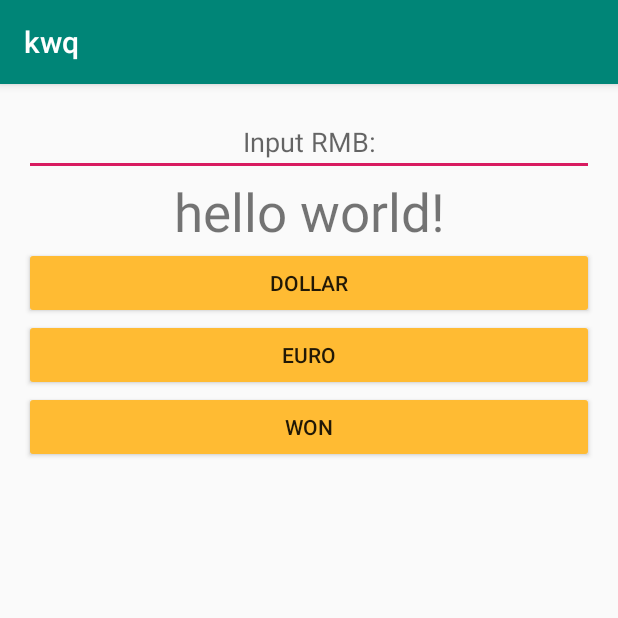
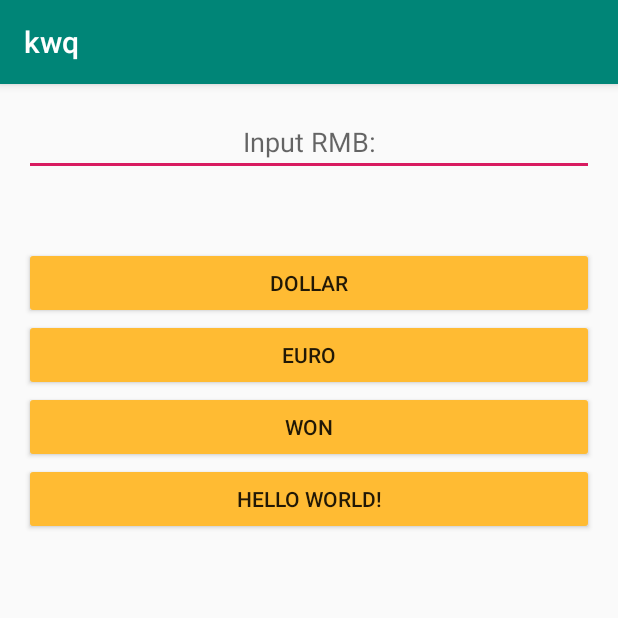
Before and after one commit to kouwq/kwq, an Android app: the screen it shows after launch (RateActivity), on a phone screen of 412 x 824 dp, the top half of it. Run offline under Robolectric (Android 15) with nearby library versions, the phone set to English and light mode, and no system bars.

Commit message:
4/5 open one activity

```diff
--- a/app/src/main/java/com/demo/hello/kwq/RateActivity.java
+++ b/app/src/main/java/com/demo/hello/kwq/RateActivity.java
@@ -1,7 +1,10 @@
 package com.demo.hello.kwq;
 
+import android.content.Intent;
+import android.net.Uri;
+import android.os.Bundle;
 import android.support.v7.app.AppCompatActivity;
-import android.os.Bundle;
+import android.util.Log;
 import android.view.View;
 import android.widget.EditText;
 import android.widget.TextView;
@@ -45,4 +48,14 @@ public class RateActivity extends AppCompatActivity {
         show.setText(String.valueOf(df.format(val)));
 //        show.setText("" + val);
     }
+
+    public void openOne(View v){
+        //打开一个Activity
+        Log.i("open","Open One page:");
+        Intent hello=new Intent(this,SecActivity.class);
+        Intent web = new Intent(Intent.ACTION_VIEW, Uri.parse("https://www.baidu.com/"));
+        Intent call = new Intent(Intent.ACTION_DIAL,Uri.parse("tel:13550585364"));
+        startActivity(call);
+    }
+
 }
--- a/app/src/main/res/layout/activity_rate.xml
+++ b/app/src/main/res/layout/activity_rate.xml
@@ -25,7 +25,7 @@
         android:layout_width="match_parent"
         android:layout_height="wrap_content"
         android:gravity="center"
-        android:text="@string/str1"
+        android:text=""
         android:textSize="35sp" />
 
     <Button
@@ -48,4 +48,11 @@
         android:layout_height="wrap_content"
         android:onClick="onClick"
         android:text="@string/btn_won_label" />
+
+    <Button
+        android:id="@+id/btn_open"
+        android:layout_width="match_parent"
+        android:layout_height="wrap_content"
+        android:onClick="openOne"
+        android:text="@string/str1" />
 </LinearLayout>
--- a/app/src/main/res/values/strings.xml
+++ b/app/src/main/res/values/strings.xml
@@ -4,9 +4,9 @@
     <string name="text_view">Result</string>
     <string name="btn_label">turn to F</string>
     <string name="txt_hint">Please input temp:(only number)</string>
-    <string name="btn_dollar_label" translatable="false">Dollar</string>
-    <string name="btn_euro_label" translatable="false">Euro</string>
-    <string name="btn_won_label" translatable="false">Won</string>
-    <string name="rmb_hint" translatable="false">Input RMB:</string>
+    <string name="btn_dollar_label">Dollar</string>
+    <string name="btn_euro_label">Euro</string>
+    <string name="btn_won_label">Won</string>
+    <string name="rmb_hint">Input RMB:</string>
 
 </resources>
```
Also changed, not shown: 1 other file.
